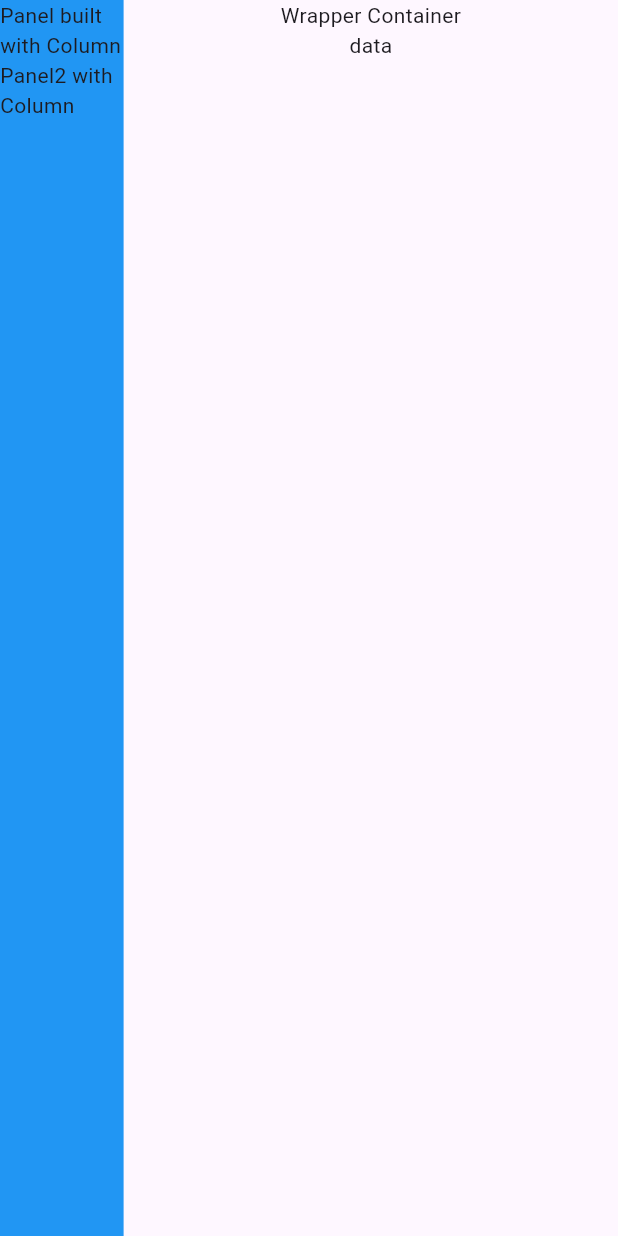
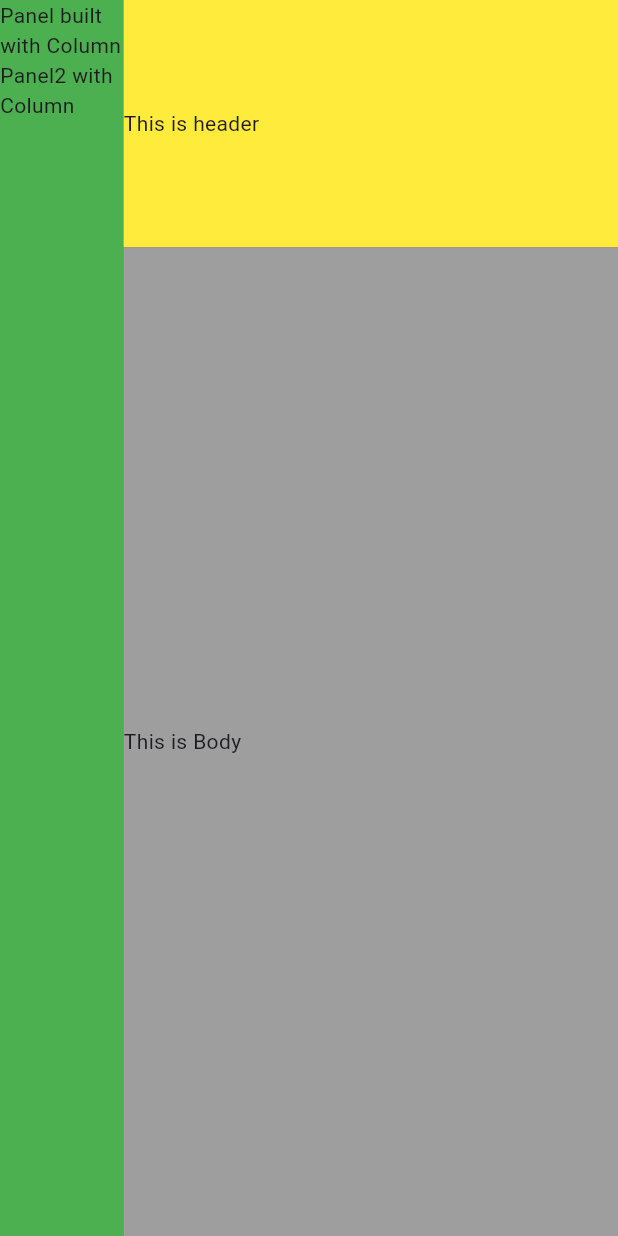
Before and after one commit to junxxx/web-admin, a Flutter app: the screen it shows after launch, on a phone screen of 412 x 824 dp. Run offline on Flutter 3.47's test engine with Material 3 defaults, Android fonts, the phone set to English and light mode, and no system bars.

Commit message:
basic layout

```diff
--- a/lib/main.dart
+++ b/lib/main.dart
@@ -13,11 +13,42 @@ class Panel extends StatelessWidget {
   @override
   Widget build(BuildContext context) {
     return Container(
-      color: Colors.blue,
+      color: Colors.green,
       child: const Column(
         children: [
           Text('Panel built with Column'),
           Text('Panel2 with Column'),
+        ],
+      ),
+    );
+  }
+}
+
+class Header extends StatelessWidget {
+  const Header({super.key});
+  @override
+  Widget build(BuildContext context) {
+    return Container(
+      decoration: const BoxDecoration(color: Colors.yellow),
+      child: const Row(
+        children: [
+          Text('This is header '),
+        ],
+      ),
+    );
+  }
+}
+
+class Body extends StatelessWidget {
+  const Body({super.key});
+
+  @override
+  Widget build(BuildContext context) {
+    return Container(
+      decoration: const BoxDecoration(color: Colors.grey),
+      child: const Row(
+        children: [
+          Text('This is Body'),
         ],
       ),
     );
@@ -29,10 +60,16 @@ class WrapperContainer extends StatelessWidget {
   const WrapperContainer({super.key});
   @override
   Widget build(BuildContext context) {
-    return const Column(children: [
-      Text('Wrapper Container'),
-      Text('data'),
-    ]);
+    return Container(
+      decoration: const BoxDecoration(color: Colors.red),
+      child: const Column(
+        crossAxisAlignment: CrossAxisAlignment.center,
+        children: [
+          Expanded(flex: 2, child: Header()),
+          Expanded(flex: 8, child: Body()),
+        ],
+      ),
+    );
   }
 }
 
@@ -41,7 +78,10 @@ class Admin extends StatelessWidget {
 
   @override
   Widget build(BuildContext context) {
-    return const Row(children: [
+    return Container(
+      decoration: const BoxDecoration(color: Colors.blue),
+      child: const Row(
+        children: [
           Expanded(
             flex: 2,
             child: Panel(),
@@ -50,7 +90,9 @@ class Admin extends StatelessWidget {
             flex: 8,
             child: WrapperContainer(),
           ),
-    ]);
+        ],
+      ),
+    );
   }
 }
 
```
Lines whose indentation alone changed are shown as unchanged.
